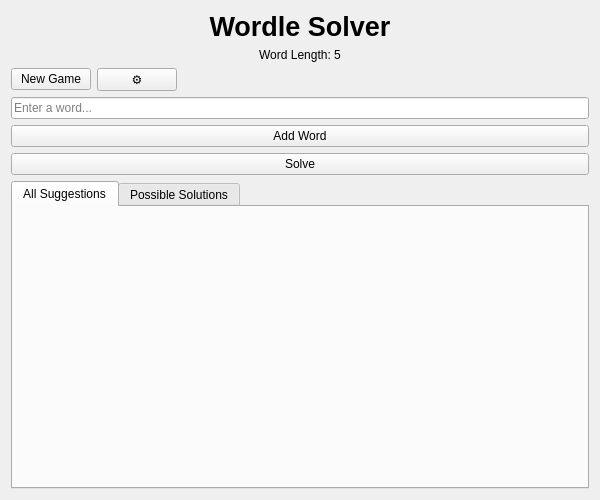
Before: the Qt Designer form src/gui/WordleWidget.ui in satsinush/word-games, drawn with Qt 5.
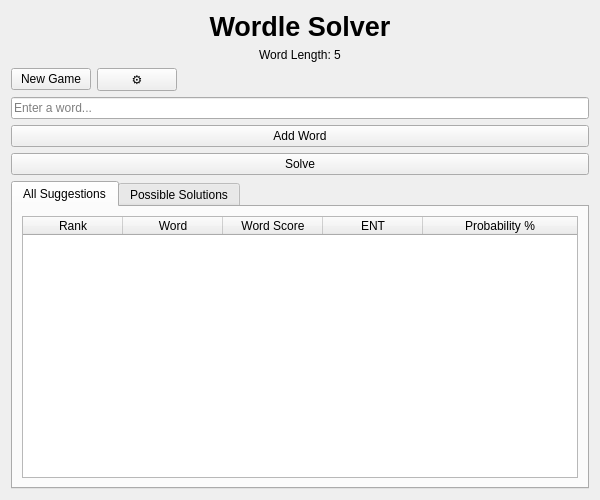
After: the same form once the commit is applied.

The edit to the form file:
```diff
--- a/src/gui/WordleWidget.ui
+++ b/src/gui/WordleWidget.ui
@@ -105,6 +105,52 @@
       <attribute name="title">
        <string>All Suggestions</string>
       </attribute>
+      <layout class="QVBoxLayout" name="allResultsTabLayout">
+       <item>
+        <widget class="QTableWidget" name="allResultsTable">
+         <property name="editTriggers">
+          <set>QAbstractItemView::NoEditTriggers</set>
+         </property>
+         <property name="alternatingRowColors">
+          <bool>false</bool>
+         </property>
+         <property name="selectionMode">
+          <enum>QAbstractItemView::NoSelection</enum>
+         </property>
+         <property name="selectionBehavior">
+          <enum>QAbstractItemView::SelectRows</enum>
+         </property>
+         <attribute name="horizontalHeaderStretchLastSection">
+          <bool>true</bool>
+         </attribute>
+         <column>
+          <property name="text">
+           <string>Rank</string>
+          </property>
+         </column>
+         <column>
+          <property name="text">
+           <string>Word</string>
+          </property>
+         </column>
+         <column>
+          <property name="text">
+           <string>Word Score</string>
+          </property>
+         </column>
+         <column>
+          <property name="text">
+           <string>ENT</string>
+          </property>
+         </column>
+         <column>
+          <property name="text">
+           <string>Probability %</string>
+          </property>
+         </column>
+        </widget>
+       </item>
+      </layout>
      </widget>
      <widget class="QWidget" name="probableWordsTab">
       <attribute name="title">
```
Left out of the diff: 46 changed lines with no effect on the pictures.
